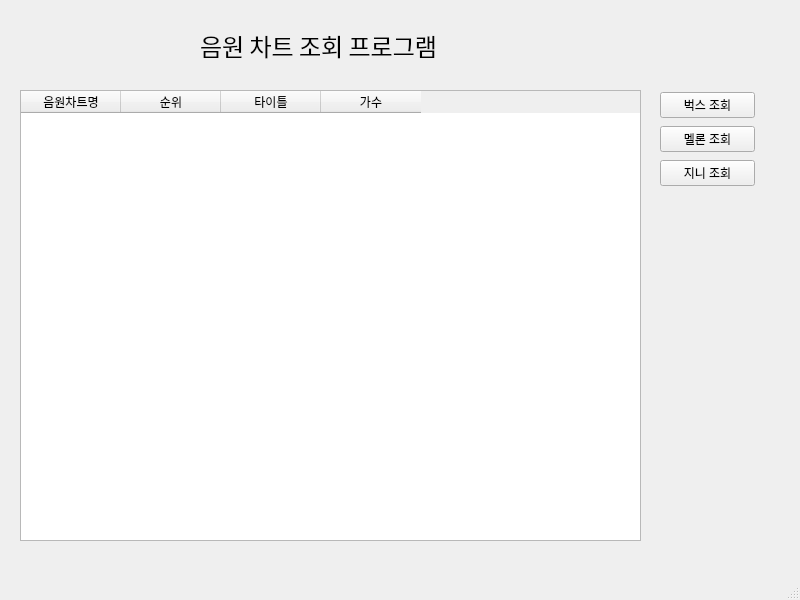
DanielBaek73/pythonclass0511, file musicchart.ui: the form before one commit.
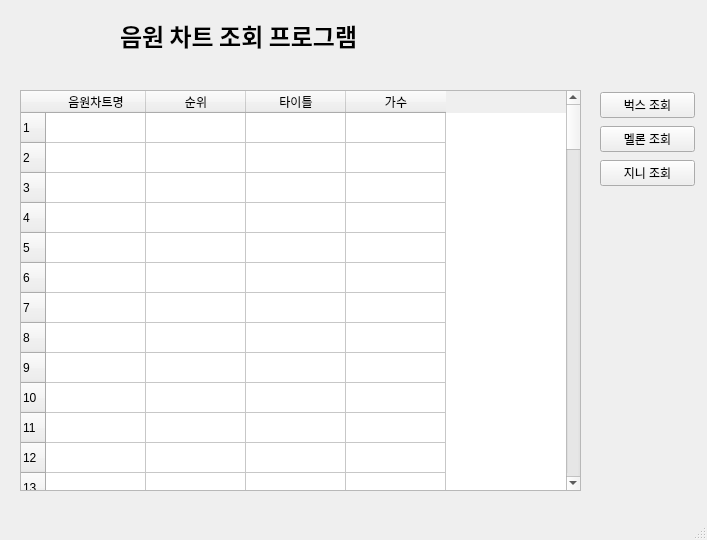
The form after the commit.

What changed in the file:
```diff
--- a/musicchart.ui
+++ b/musicchart.ui
@@ -6,8 +6,8 @@
    <rect>
     <x>0</x>
     <y>0</y>
-    <width>800</width>
-    <height>600</height>
+    <width>707</width>
+    <height>540</height>
    </rect>
   </property>
   <property name="windowTitle">
@@ -17,9 +17,9 @@
    <widget class="QLabel" name="label">
     <property name="geometry">
      <rect>
-      <x>200</x>
-      <y>20</y>
-      <width>331</width>
+      <x>120</x>
+      <y>10</y>
+      <width>361</width>
       <height>51</height>
      </rect>
     </property>
@@ -27,6 +27,8 @@
      <font>
       <family>굴림</family>
       <pointsize>18</pointsize>
+      <weight>75</weight>
+      <bold>true</bold>
      </font>
     </property>
     <property name="text">
@@ -38,35 +40,187 @@
      <rect>
       <x>20</x>
       <y>90</y>
-      <width>621</width>
-      <height>451</height>
+      <width>561</width>
+      <height>401</height>
      </rect>
     </property>
+    <property name="rowCount">
+     <number>100</number>
+    </property>
+    <row/>
+    <row/>
+    <row/>
+    <row/>
+    <row/>
+    <row/>
+    <row/>
+    <row/>
+    <row/>
+    <row/>
+    <row/>
+    <row/>
+    <row/>
+    <row/>
+    <row/>
+    <row/>
+    <row/>
+    <row/>
+    <row/>
+    <row/>
+    <row/>
+    <row/>
+    <row/>
+    <row/>
+    <row/>
+    <row/>
+    <row/>
+    <row/>
+    <row/>
+    <row/>
+    <row/>
+    <row/>
+    <row/>
+    <row/>
+    <row/>
+    <row/>
+    <row/>
+    <row/>
+    <row/>
+    <row/>
+    <row/>
+    <row/>
+    <row/>
+    <row/>
+    <row/>
+    <row/>
+    <row/>
+    <row/>
+    <row/>
+    <row/>
+    <row/>
+    <row/>
+    <row/>
+    <row/>
+    <row/>
+    <row/>
+    <row/>
+    <row/>
+    <row/>
+    <row/>
+    <row/>
+    <row/>
+    <row/>
+    <row/>
+    <row/>
+    <row/>
+    <row/>
+    <row/>
+    <row/>
+    <row/>
+    <row/>
+    <row/>
+    <row/>
+    <row/>
+    <row/>
+    <row/>
+    <row/>
+    <row/>
+    <row/>
+    <row/>
+    <row/>
+    <row/>
+    <row/>
+    <row/>
+    <row/>
+    <row/>
+    <row/>
+    <row/>
+    <row/>
+    <row/>
+    <row/>
+    <row/>
+    <row/>
+    <row/>
+    <row/>
+    <row/>
+    <row/>
+    <row/>
+    <row/>
+    <row/>
     <column>
      <property name="text">
       <string>음원차트명</string>
      </property>
+     <property name="font">
+      <font>
+       <family>굴림</family>
+      </font>
+     </property>
+     <property name="textAlignment">
+      <set>AlignCenter</set>
+     </property>
     </column>
     <column>
      <property name="text">
       <string>순위</string>
      </property>
+     <property name="textAlignment">
+      <set>AlignCenter</set>
+     </property>
     </column>
     <column>
      <property name="text">
       <string>타이틀</string>
      </property>
+     <property name="textAlignment">
+      <set>AlignCenter</set>
+     </property>
     </column>
     <column>
      <property name="text">
       <string>가수</string>
      </property>
+     <property name="textAlignment">
+      <set>AlignCenter</set>
+     </property>
     </column>
+    <item row="0" column="0">
+     <property name="text">
+      <string/>
+     </property>
+     <property name="textAlignment">
+      <set>AlignCenter</set>
+     </property>
+    </item>
+    <item row="0" column="1">
+     <property name="text">
+      <string/>
+     </property>
+     <property name="textAlignment">
+      <set>AlignCenter</set>
+     </property>
+    </item>
+    <item row="0" column="2">
+     <property name="text">
+      <string/>
+     </property>
+     <property name="textAlignment">
+      <set>AlignCenter</set>
+     </property>
+    </item>
+    <item row="0" column="3">
+     <property name="text">
+      <string/>
+     </property>
+     <property name="textAlignment">
+      <set>AlignCenter</set>
+     </property>
+    </item>
    </widget>
-   <widget class="QWidget" name="">
+   <widget class="QWidget" name="layoutWidget">
     <property name="geometry">
      <rect>
-      <x>660</x>
+      <x>600</x>
       <y>90</y>
       <width>95</width>
       <height>100</height>
```
Left out of the diff: 2 changed lines with no effect on the pictures.
